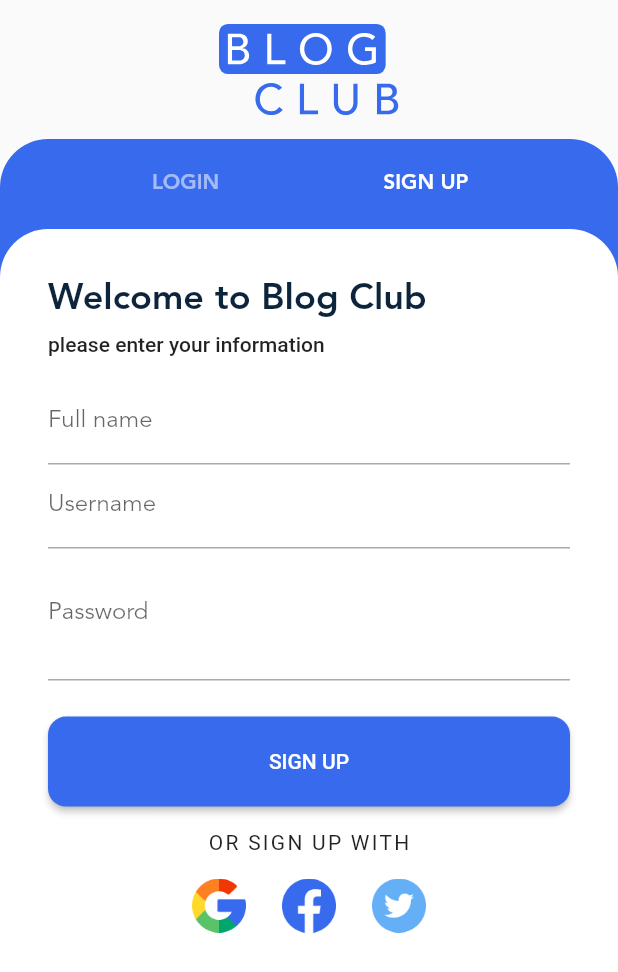
After one commit to webneshin/flutter_learning_blogclub, a Flutter app: the AuthScreen screen opened directly, after a tap on "SIGN UP", on a phone screen of 412 x 824 dp. The commit adds this screen. Shown: the top 972 px of the screen. Run offline on Flutter 3.47's test engine with Material 2 defaults, Android fonts, the phone set to English and light mode, and no system bars; our stand-ins replace animate_do, carousel_slider, dotted_border, flutter_svg, smooth_page_indicator.

Commit message:
Add lofin and Sign up pages

```diff
--- /dev/null
+++ b/lib/auth.dart
@@ -0,0 +1,283 @@
+import 'package:flutter/material.dart';
+
+import 'gen/assets.gen.dart';
+
+class AuthScreen extends StatefulWidget {
+  const AuthScreen({super.key});
+
+  @override
+  State<AuthScreen> createState() => _AuthScreenState();
+}
+
+class _AuthScreenState extends State<AuthScreen> {
+  static const int loginTab = 0;
+  static const int signUpTab = 1;
+  int selectedTabIndex = 0;
+
+  @override
+  Widget build(BuildContext context) {
+    final ThemeData theme = Theme.of(context);
+    final tabTextStyle = TextStyle(
+      color: theme.colorScheme.onPrimary,
+      fontWeight: FontWeight.bold,
+    );
+    return Scaffold(
+      body: SafeArea(
+        child: Column(children: [
+          Padding(
+            padding: const EdgeInsets.only(bottom: 16, top: 16),
+            child: Assets.img.icons.logo.svg(width: 120),
+          ),
+          Expanded(
+            child: Container(
+              decoration: BoxDecoration(
+                  color: theme.colorScheme.primary,
+                  borderRadius: const BorderRadius.only(
+                      topLeft: Radius.circular(32),
+                      topRight: Radius.circular(32))),
+              child: Column(
+                children: [
+                  SizedBox(
+                    height: 60,
+                    child: Row(
+                      mainAxisAlignment: MainAxisAlignment.spaceEvenly,
+                      children: [
+                        TextButton(
+                          onPressed: () {
+                            setState(() {
+                              selectedTabIndex = loginTab;
+                            });
+                          },
+                          child: Text(
+                            "Login".toUpperCase(),
+                            style: tabTextStyle.apply(
+                                color: selectedTabIndex == loginTab
+                                    ? Colors.white
+                                    : Colors.white54),
+                          ),
+                        ),
+                        TextButton(
+                          onPressed: () {
+                            setState(() {
+                              selectedTabIndex = signUpTab;
+                            });
+                          },
+                          child: Text(
+                            "Sign UP".toUpperCase(),
+                            style: tabTextStyle.apply(
+                                color: selectedTabIndex == signUpTab
+                                    ? Colors.white
+                                    : Colors.white54),
+                          ),
+                        ),
+                      ],
+                    ),
+                  ),
+                  Expanded(
+                      child: Container(
+                    decoration: BoxDecoration(
+                        color: theme.colorScheme.surface,
+                        borderRadius: const BorderRadius.only(
+                            topLeft: Radius.circular(32),
+                            topRight: Radius.circular(32))),
+                    child: SingleChildScrollView(
+                      child: Padding(
+                        padding: const EdgeInsets.all(32),
+                        child: selectedTabIndex == loginTab
+                            ? _Login(theme: theme)
+                            : _SignUp(theme: theme),
+                      ),
+                    ),
+                  ))
+                ],
+              ),
+            ),
+          )
+        ]),
+      ),
+    );
+  }
+}
+
+class _Login extends StatelessWidget {
+  const _Login({
+    super.key,
+    required this.theme,
+  });
+
+  final ThemeData theme;
+
+  @override
+  Widget build(BuildContext context) {
+    return Column(
+      crossAxisAlignment: CrossAxisAlignment.start,
+      children: [
+        Text(
+          "Welcome back",
+          style: theme.textTheme.headlineSmall,
+        ),
+        const SizedBox(
+          height: 8,
+        ),
+        Text(
+          "Sign in with your Account",
+          style: theme.textTheme.bodyLarge,
+        ),
+        const SizedBox(
+          height: 16,
+        ),
+        const TextField(
+          decoration: InputDecoration(label: Text("Username")),
+        ),
+        const PasswordTextField(),
+        const SizedBox(
+          height: 24,
+        ),
+        ElevatedButton(
+            onPressed: () {},
+            style: ButtonStyle(
+                shape: MaterialStateProperty.all(RoundedRectangleBorder(
+                    borderRadius: BorderRadius.circular(12))),
+                minimumSize: MaterialStateProperty.all(
+                    Size(MediaQuery.of(context).size.width, 60))),
+            child: Text("Login".toUpperCase())),
+        Row(
+          mainAxisAlignment: MainAxisAlignment.center,
+          children: [
+            const Text("Forget your password"),
+            const SizedBox(
+              width: 8,
+            ),
+            TextButton(onPressed: () {}, child: const Text("Reset here")),
+          ],
+        ),
+        const SizedBox(height: 16),
+        Center(
+          child: Text(
+            "or sign in with".toUpperCase(),
+            style: const TextStyle(letterSpacing: 1.5),
+          ),
+        ),
+        const SizedBox(height: 16),
+        Row(
+          mainAxisAlignment: MainAxisAlignment.center,
+          children: [
+            Assets.img.icons.google.image(width: 36, height: 36),
+            const SizedBox(
+              width: 24,
+            ),
+            Assets.img.icons.facebook.image(width: 36, height: 36),
+            const SizedBox(
+              width: 24,
+            ),
+            Assets.img.icons.twitter.image(width: 36, height: 36),
+          ],
+        )
+      ],
+    );
+  }
+}
+
+class _SignUp extends StatelessWidget {
+  const _SignUp({
+    super.key,
+    required this.theme,
+  });
+
+  final ThemeData theme;
+
+  @override
+  Widget build(BuildContext context) {
+    return Column(
+      crossAxisAlignment: CrossAxisAlignment.start,
+      children: [
+        Text(
+          "Welcome to Blog Club",
+          style: theme.textTheme.headlineSmall,
+        ),
+        const SizedBox(
+          height: 8,
+        ),
+        Text(
+          "please enter your information",
+          style: theme.textTheme.bodyLarge,
+        ),
+        const SizedBox(
+          height: 16,
+        ),
+        const TextField(
+          decoration: InputDecoration(label: Text("Full name")),
+        ),
+        const TextField(
+          decoration: InputDecoration(label: Text("Username")),
+        ),
+        const PasswordTextField(),
+        const SizedBox(
+          height: 24,
+        ),
+        ElevatedButton(
+            onPressed: () {},
+            style: ButtonStyle(
+                shape: MaterialStateProperty.all(RoundedRectangleBorder(
+                    borderRadius: BorderRadius.circular(12))),
+                minimumSize: MaterialStateProperty.all(
+                    Size(MediaQuery.of(context).size.width, 60))),
+            child: Text("Sign up".toUpperCase())),
+        const SizedBox(height: 16),
+        Center(
+          child: Text(
+            "or sign up with".toUpperCase(),
+            style: const TextStyle(letterSpacing: 1.5),
+          ),
+        ),
+        const SizedBox(height: 16),
+        Row(
+          mainAxisAlignment: MainAxisAlignment.center,
+          children: [
+            Assets.img.icons.google.image(width: 36, height: 36),
+            const SizedBox(
+              width: 24,
+            ),
+            Assets.img.icons.facebook.image(width: 36, height: 36),
+            const SizedBox(
+              width: 24,
+            ),
+            Assets.img.icons.twitter.image(width: 36, height: 36),
+          ],
+        )
+      ],
+    );
+  }
+}
+
+class PasswordTextField extends StatefulWidget {
+  const PasswordTextField({
+    super.key,
+  });
+
+  @override
+  State<PasswordTextField> createState() => _PasswordTextFieldState();
+}
+
+class _PasswordTextFieldState extends State<PasswordTextField> {
+  bool obscureText = true;
+
+  @override
+  Widget build(BuildContext context) {
+    return TextField(
+      obscureText: obscureText,
+      enableSuggestions: false,
+      autocorrect: false,
+      decoration: InputDecoration(
+        label: const Text("Password"),
+        suffix: TextButton(
+            onPressed: () {
+              setState(() {
+                obscureText = !obscureText;
+              });
+            },
+            child: Text(obscureText ? "Show" : "Hide")),
+      ),
+    );
+  }
+}
--- a/lib/onboarding.dart
+++ b/lib/onboarding.dart
@@ -1,3 +1,4 @@
+import 'package:blog_club/auth.dart';
 import 'package:blog_club/data.dart';
 import 'package:blog_club/home.dart';
 import 'package:flutter/cupertino.dart';
@@ -106,7 +107,7 @@ class _OnBoardingScreenState extends State<OnBoardingScreen> {
                                 if (page + 1 == items.length) {
                                   Navigator.of(context)
                                       .pushReplacement(MaterialPageRoute(
-                                    builder: (context) => const HomeScreen(),
+                                    builder: (context) => const AuthScreen(),
                                   ));
                                 } else {
                                   _pageController.animateToPage(page + 1,
```
